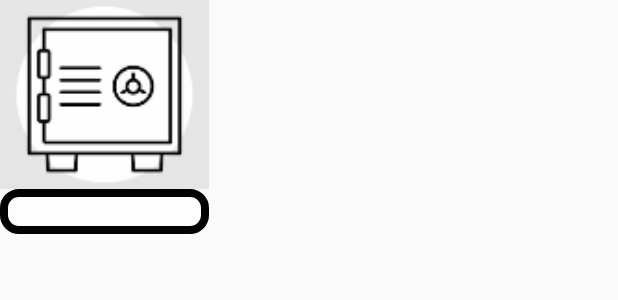
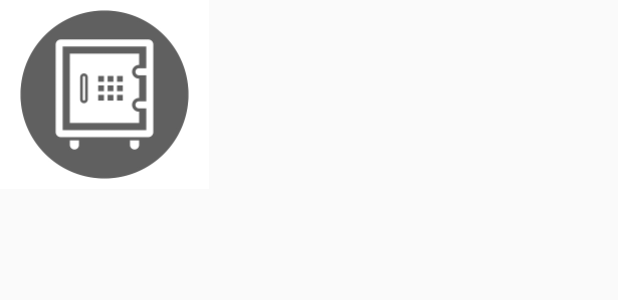
Before and after one commit to ngoductrung/SmartLocker, an Android app: the layout item_locker.xml on its own in the app's theme, with its tools: preview values and no code run, on a phone screen of 412 x 824 dp. Shown: the top 300 px of the screen. Run offline under Robolectric (Android 15) with nearby library versions, the phone set to English and light mode, and no system bars; network calls fail.

Commit message:
last commit

```diff
--- a/app/src/main/java/com/example/smartlocker/LockerActivity.java
+++ b/app/src/main/java/com/example/smartlocker/LockerActivity.java
@@ -47,6 +47,7 @@ public class LockerActivity extends AppCompatActivity {
     @Override
     protected void onCreate(Bundle savedInstanceState) {
         super.onCreate(savedInstanceState);
+        getSupportActionBar().hide();
         setContentView(R.layout.activity_locker);
 
         recyclerView = findViewById(R.id.RecycleView);
--- a/app/src/main/java/com/example/smartlocker/LockerAdapter.java
+++ b/app/src/main/java/com/example/smartlocker/LockerAdapter.java
@@ -1,6 +1,7 @@
 package com.example.smartlocker;
 
 import android.content.Intent;
+import android.graphics.Color;
 import android.os.Bundle;
 import android.os.Parcelable;
 import android.provider.ContactsContract;
@@ -34,6 +35,10 @@ public class LockerAdapter extends RecyclerView.Adapter<LockerAdapter.ViewHolder
     @Override
     public void onBindViewHolder(@NonNull LockerAdapter.ViewHolder holder, int position) {
         holder.textView.setText("" + lockerHolders.get(position).getNumber());
+        if (lockerHolders.get(position).getStatus().compareTo("1")==0)
+            holder.textView.setTextColor(Color.GREEN);
+        else
+            holder.textView.setTextColor(Color.RED);
 
         holder.imageButton.setOnClickListener(new View.OnClickListener() {
             @Override
--- a/app/src/main/java/com/example/smartlocker/SingleLockerActivity.java
+++ b/app/src/main/java/com/example/smartlocker/SingleLockerActivity.java
@@ -91,10 +91,6 @@ public class SingleLockerActivity extends AppCompatActivity {
 
                 JsonObjectRequest jsonObjectRequest = new JsonObjectRequest(Request.Method.POST, url, jsonObject,
                         response ->  {
-                                if(statusCode == 400) {
-                                        Toast.makeText(SingleLockerActivity.this, "Sai mật khẩu", Toast.LENGTH_LONG).show();
-                                    }else{
-//                                        Toast.makeText(SingleLockerActivity.this, "" + response, Toast.LENGTH_LONG ).show();
                                         if(lockerHolders.getStatus().compareTo("1")==0) {
                                             if (lock) {
                                                 lock = false;
@@ -107,7 +103,6 @@ public class SingleLockerActivity extends AppCompatActivity {
                                             }
                                         }else
                                             Toast.makeText(SingleLockerActivity.this, "Tủ tạm thời không khả dụng", Toast.LENGTH_LONG).show();
-                                    }
                         },error -> {
                     Toast.makeText(SingleLockerActivity.this, "Sai mật khẩu" , Toast.LENGTH_LONG).show();
                     Log.d("AAA", error.toString());
--- a/app/src/main/res/layout/item_locker.xml
+++ b/app/src/main/res/layout/item_locker.xml
@@ -12,7 +12,7 @@
         app:layout_constraintStart_toStartOf="parent"
         app:layout_constraintTop_toTopOf="parent"
         android:background="@color/white"
-        app:srcCompat="@drawable/locker1"
+        app:srcCompat="@drawable/locker_icon"
         android:scaleType="centerCrop"/>
 
     <TextView
@@ -21,7 +21,6 @@
         android:layout_height="30dp"
         android:textSize="24dp"
         android:gravity="center"
-        android:background="@drawable/custom_edittext"
         app:layout_constraintEnd_toEndOf="@+id/locker_button"
         app:layout_constraintStart_toStartOf="@+id/locker_button"
         app:layout_constraintTop_toBottomOf="@+id/locker_button" />
```
Also changed, not shown: app/src/main/java/com/example/smartlocker/SignupActivity.java (+1 -10 lines).
